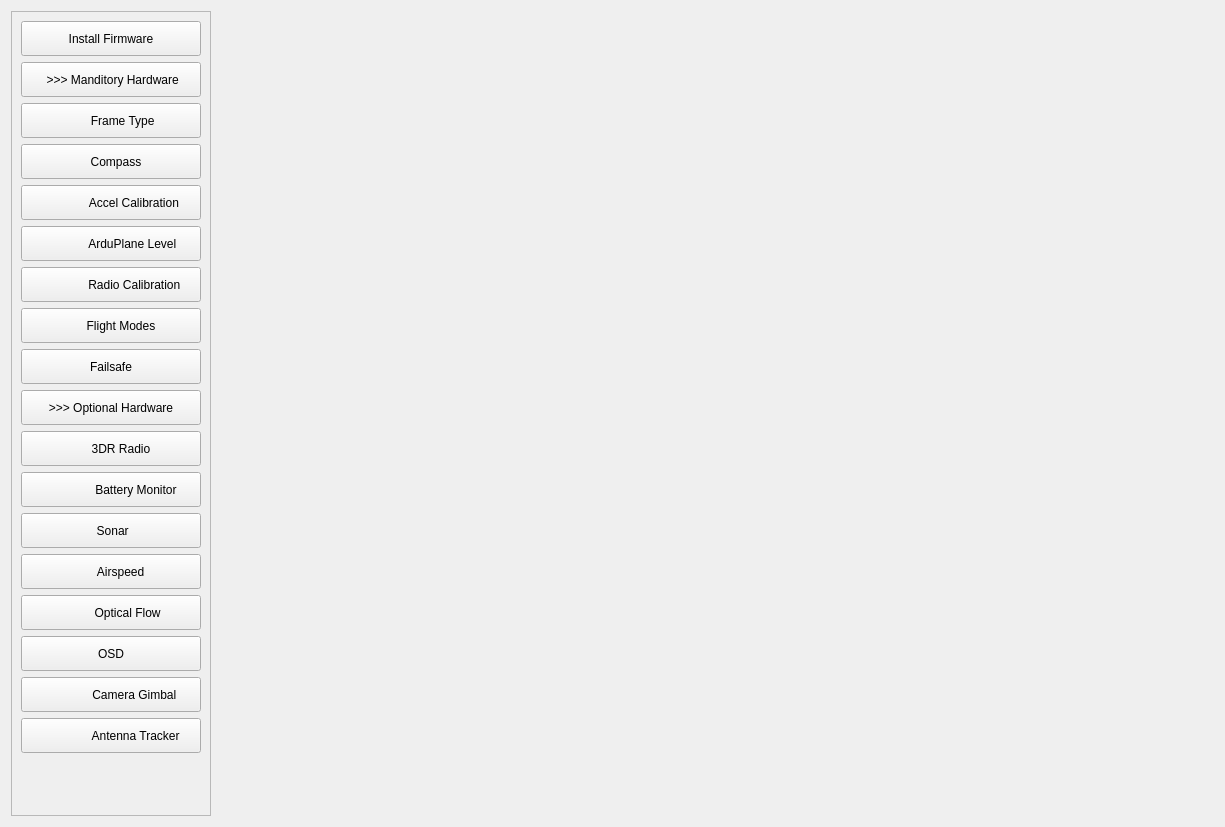
First picture: the form in src/ui/configuration/ApmHardwareConfig.ui, repository ArduPilot/apm_planner, before the edit.
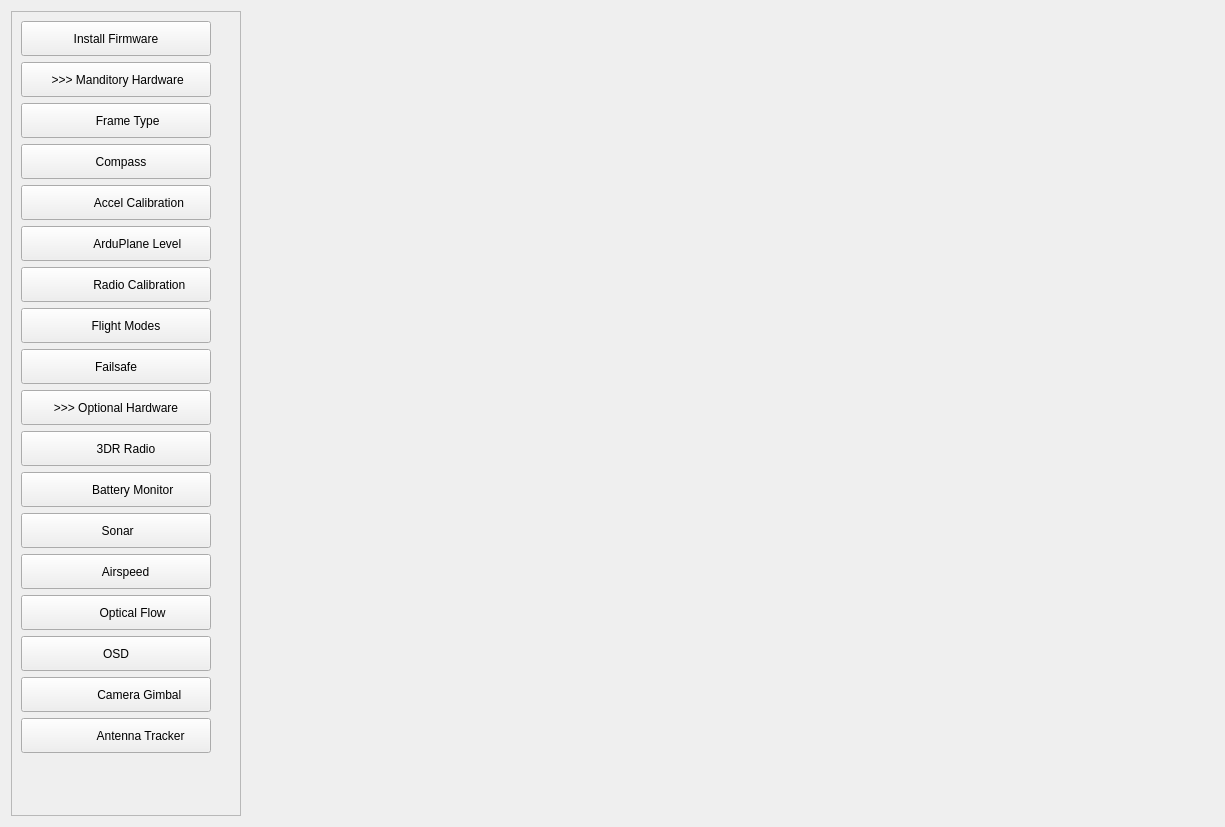
Second picture: the form after the edit.

Commit message: Change to remove sonar button from plane, and adjust button sizes

What changed in the file:
```diff
--- a/src/ui/configuration/ApmHardwareConfig.ui
+++ b/src/ui/configuration/ApmHardwareConfig.ui
@@ -24,13 +24,13 @@
      </property>
      <property name="minimumSize">
       <size>
-       <width>200</width>
+       <width>230</width>
        <height>0</height>
       </size>
      </property>
      <property name="maximumSize">
       <size>
-       <width>175</width>
+       <width>230</width>
        <height>16777215</height>
       </size>
      </property>
@@ -42,7 +42,7 @@
        <rect>
         <x>0</x>
         <y>0</y>
-        <width>198</width>
+        <width>228</width>
         <height>807</height>
        </rect>
       </property>
@@ -56,7 +56,13 @@
           <widget class="QPushButton" name="firmwareButton">
            <property name="minimumSize">
             <size>
-             <width>100</width>
+             <width>190</width>
+             <height>35</height>
+            </size>
+           </property>
+           <property name="maximumSize">
+            <size>
+             <width>190</width>
              <height>35</height>
             </size>
            </property>
@@ -69,7 +75,13 @@
           <widget class="QPushButton" name="manditoryHardware">
            <property name="minimumSize">
             <size>
-             <width>100</width>
+             <width>190</width>
+             <height>35</height>
+            </size>
+           </property>
+           <property name="maximumSize">
+            <size>
+             <width>190</width>
              <height>35</height>
             </size>
            </property>
@@ -85,7 +97,13 @@
           <widget class="QPushButton" name="frameTypeButton">
            <property name="minimumSize">
             <size>
-             <width>100</width>
+             <width>190</width>
+             <height>35</height>
+            </size>
+           </property>
+           <property name="maximumSize">
+            <size>
+             <width>190</width>
              <height>35</height>
             </size>
            </property>
@@ -101,7 +119,13 @@
           <widget class="QPushButton" name="compassButton">
            <property name="minimumSize">
             <size>
-             <width>100</width>
+             <width>190</width>
+             <height>35</height>
+            </size>
+           </property>
+           <property name="maximumSize">
+            <size>
+             <width>190</width>
              <height>35</height>
             </size>
            </property>
@@ -114,7 +138,13 @@
           <widget class="QPushButton" name="accelCalibrateButton">
            <property name="minimumSize">
             <size>
-             <width>100</width>
+             <width>190</width>
+             <height>35</height>
+            </size>
+           </property>
+           <property name="maximumSize">
+            <size>
+             <width>190</width>
              <height>35</height>
             </size>
            </property>
@@ -133,7 +163,13 @@
           <widget class="QPushButton" name="arduPlaneLevelButton">
            <property name="minimumSize">
             <size>
-             <width>100</width>
+             <width>190</width>
+             <height>35</height>
+            </size>
+           </property>
+           <property name="maximumSize">
+            <size>
+             <width>190</width>
              <height>35</height>
             </size>
            </property>
@@ -152,14 +188,14 @@
           <widget class="QPushButton" name="radioCalibrateButton">
            <property name="minimumSize">
             <size>
-             <width>100</width>
+             <width>190</width>
              <height>35</height>
             </size>
            </property>
            <property name="maximumSize">
             <size>
-             <width>16777215</width>
-             <height>16777215</height>
+             <width>190</width>
+             <height>35</height>
             </size>
            </property>
            <property name="text">
@@ -177,7 +213,13 @@
           <widget class="QPushButton" name="flightModesButton">
            <property name="minimumSize">
             <size>
-             <width>100</width>
+             <width>190</width>
+             <height>35</height>
+            </size>
+           </property>
+           <property name="maximumSize">
+            <size>
+             <width>190</width>
              <height>35</height>
             </size>
            </property>
@@ -190,7 +232,13 @@
           <widget class="QPushButton" name="failSafeButton">
            <property name="minimumSize">
             <size>
-             <width>100</width>
+             <width>190</width>
+             <height>35</height>
+            </size>
+           </property>
+           <property name="maximumSize">
+            <size>
+             <width>190</width>
              <height>35</height>
             </size>
            </property>
@@ -203,7 +251,13 @@
           <widget class="QPushButton" name="optionalHardwareButton">
            <property name="minimumSize">
             <size>
-             <width>100</width>
+             <width>190</width>
+             <height>35</height>
+            </size>
+           </property>
+           <property name="maximumSize">
+            <size>
+             <width>190</width>
              <height>35</height>
             </size>
            </property>
@@ -219,7 +273,13 @@
           <widget class="QPushButton" name="radio3DRButton">
            <property name="minimumSize">
             <size>
-             <width>100</width>
+             <width>190</width>
+             <height>35</height>
+            </size>
+           </property>
+           <property name="maximumSize">
+            <size>
+             <width>190</width>
              <height>35</height>
             </size>
            </property>
@@ -232,12 +292,18 @@
           <widget class="QPushButton" name="batteryMonitorButton">
            <property name="minimumSize">
             <size>
-             <width>100</width>
+             <width>190</width>
+             <height>35</height>
+            </size>
+           </property>
+           <property name="maximumSize">
+            <size>
+             <width>190</width>
              <height>35</height>
             </size>
            </property>
            <property name="text">
-            <string>               Battery Monitor</string>
+            <string>          Battery Monitor</string>
            </property>
           </widget>
          </item>
@@ -245,7 +311,13 @@
           <widget class="QPushButton" name="sonarButton">
            <property name="minimumSize">
             <size>
-             <width>100</width>
+             <width>190</width>
+             <height>35</height>
+            </size>
+           </property>
+           <property name="maximumSize">
+            <size>
+             <width>190</width>
              <height>35</height>
             </size>
            </property>
@@ -258,7 +330,13 @@
           <widget class="QPushButton" name="airspeedButton">
            <property name="minimumSize">
             <size>
-             <width>100</width>
+             <width>190</width>
+             <height>35</height>
+            </size>
+           </property>
+           <property name="maximumSize">
+            <size>
+             <width>190</width>
              <height>35</height>
             </size>
            </property>
@@ -271,7 +349,13 @@
           <widget class="QPushButton" name="opticalFlowButton">
            <property name="minimumSize">
             <size>
-             <width>100</width>
+             <width>190</width>
+             <height>35</height>
+            </size>
+           </property>
+           <property name="maximumSize">
+            <size>
+             <width>190</width>
              <height>35</height>
             </size>
            </property>
@@ -284,7 +368,13 @@
           <widget class="QPushButton" name="osdButton">
            <property name="minimumSize">
             <size>
-             <width>100</width>
+             <width>190</width>
+             <height>35</height>
+            </size>
+           </property>
+           <property name="maximumSize">
+            <size>
+             <width>190</width>
              <height>35</height>
             </size>
            </property>
@@ -297,7 +387,13 @@
           <widget class="QPushButton" name="cameraGimbalButton">
            <property name="minimumSize">
             <size>
-             <width>100</width>
+             <width>190</width>
+             <height>35</height>
+            </size>
+           </property>
+           <property name="maximumSize">
+            <size>
+             <width>190</width>
              <height>35</height>
             </size>
            </property>
@@ -310,7 +406,13 @@
           <widget class="QPushButton" name="antennaTrackerButton">
            <property name="minimumSize">
             <size>
-             <width>100</width>
+             <width>190</width>
+             <height>35</height>
+            </size>
+           </property>
+           <property name="maximumSize">
+            <size>
+             <width>190</width>
              <height>35</height>
             </size>
            </property>
```
The commit also changes 1 other file.
